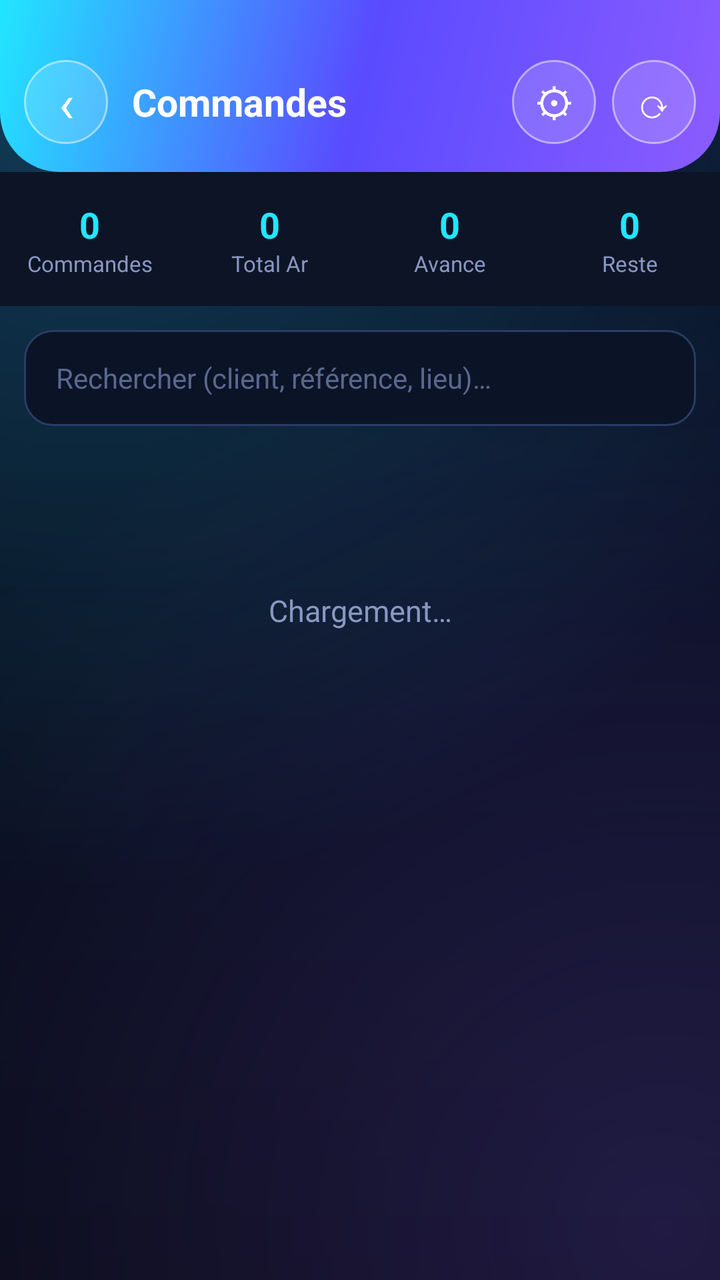
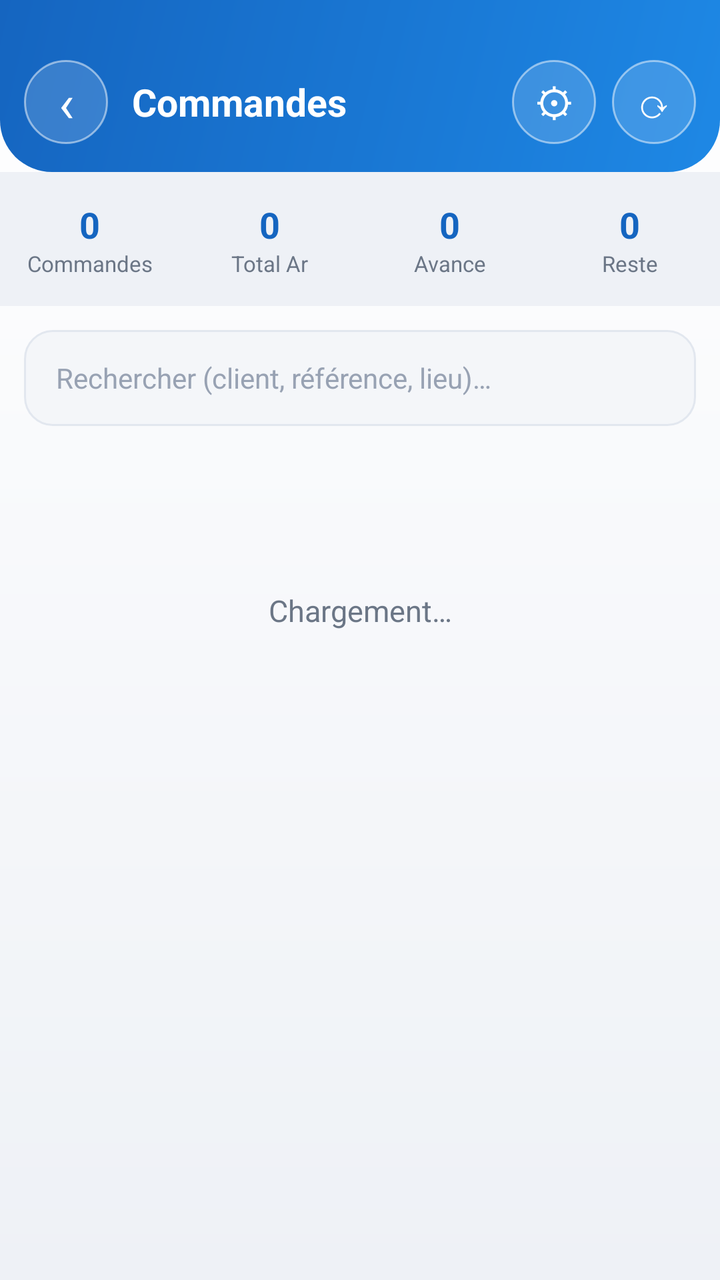

Screens rendered from an Android XML layout before and after an edit, with the pre-edit source and the edit as a unified diff.
<!-- AndroidManifest.xml: application theme Theme.AluManager -->
<!-- res/layout/activity_commande.xml -->
<?xml version="1.0" encoding="utf-8"?>
<LinearLayout xmlns:android="http://schemas.android.com/apk/res/android"
    android:layout_width="match_parent"
    android:layout_height="match_parent"
    android:background="@drawable/bg_space"
    android:orientation="vertical">

    
    <LinearLayout
        android:layout_width="match_parent"
        android:layout_height="wrap_content"
        android:background="@drawable/hero_bg"
        android:gravity="center_vertical"
        android:orientation="horizontal"
        android:paddingHorizontal="12dp"
        android:paddingTop="30dp"
        android:paddingBottom="14dp">

        <TextView
            android:id="@+id/btnBack"
            android:layout_width="42dp"
            android:layout_height="42dp"
            android:background="@drawable/avatar_circle"
            android:gravity="center"
            android:text="‹"
            android:textColor="#FFFFFF"
            android:textSize="26sp" />

        <TextView
            android:layout_width="0dp"
            android:layout_height="wrap_content"
            android:layout_marginStart="12dp"
            android:layout_weight="1"
            android:text="Commandes"
            android:textColor="#FFFFFF"
            android:textSize="19sp"
            android:textStyle="bold" />

        <TextView
            android:id="@+id/btnFormules"
            android:layout_width="42dp"
            android:layout_height="42dp"
            android:layout_marginEnd="8dp"
            android:background="@drawable/avatar_circle"
            android:gravity="center"
            android:text="⚙"
            android:textColor="#FFFFFF"
            android:textSize="20sp" />

        <TextView
            android:id="@+id/btnRefresh"
            android:layout_width="42dp"
            android:layout_height="42dp"
            android:background="@drawable/avatar_circle"
            android:gravity="center"
            android:text="⟳"
            android:textColor="#FFFFFF"
            android:textSize="20sp" />
    </LinearLayout>

    
    <LinearLayout
        android:layout_width="match_parent"
        android:layout_height="wrap_content"
        android:background="#0C1426"
        android:orientation="horizontal"
        android:paddingVertical="14dp">

        <LinearLayout style="@style/OStat">
            <TextView android:id="@+id/statNb" style="@style/OStatVal" android:text="0" />
            <TextView style="@style/OStatLbl" android:text="Commandes" />
        </LinearLayout>
        <LinearLayout style="@style/OStat">
            <TextView android:id="@+id/statCA" style="@style/OStatVal" android:text="0" />
            <TextView style="@style/OStatLbl" android:text="Total Ar" />
        </LinearLayout>
        <LinearLayout style="@style/OStat">
            <TextView android:id="@+id/statAv" style="@style/OStatVal" android:text="0" />
            <TextView style="@style/OStatLbl" android:text="Avance" />
        </LinearLayout>
        <LinearLayout style="@style/OStat">
            <TextView android:id="@+id/statRe" style="@style/OStatVal" android:text="0" />
            <TextView style="@style/OStatLbl" android:text="Reste" />
        </LinearLayout>
    </LinearLayout>

    
    <EditText
        android:id="@+id/searchInput"
        android:layout_width="match_parent"
        android:layout_height="48dp"
        android:layout_margin="12dp"
        android:background="@drawable/field_bg"
        android:hint="Rechercher (client, référence, lieu)…"
        android:inputType="text"
        android:paddingHorizontal="16dp"
        android:textColor="#EAF2FF"
        android:textColorHint="#5A688F"
        android:textSize="14sp" />

    
    <ScrollView
        android:layout_width="match_parent"
        android:layout_height="0dp"
        android:layout_weight="1"
        android:fillViewport="true"
        android:scrollbars="none">

        <LinearLayout
            android:id="@+id/listContainer"
            android:layout_width="match_parent"
            android:layout_height="wrap_content"
            android:orientation="vertical"
            android:paddingHorizontal="12dp"
            android:paddingBottom="20dp">

            <TextView
                android:id="@+id/emptyState"
                android:layout_width="match_parent"
                android:layout_height="wrap_content"
                android:layout_marginTop="70dp"
                android:gravity="center"
                android:text="Chargement…"
                android:textColor="#8A97C2"
                android:textSize="15sp" />
        </LinearLayout>
    </ScrollView>

</LinearLayout>
<!-- resources referenced by this layout -->
<resources>
  <!-- drawable avatar_circle (drawable) -->
  <?xml version="1.0" encoding="utf-8"?>
  <shape xmlns:android="http://schemas.android.com/apk/res/android" android:shape="oval">
      <solid android:color="#26FFFFFF" />
      <stroke android:width="1dp" android:color="#80FFFFFF" />
  </shape>
  <!-- drawable bg_space (drawable) -->
  <?xml version="1.0" encoding="utf-8"?>
  <layer-list xmlns:android="http://schemas.android.com/apk/res/android">
      <item>
          <shape android:shape="rectangle">
              <gradient
                  android:angle="270"
                  android:startColor="#0C1430"
                  android:centerColor="#080E1F"
                  android:endColor="#060912" />
          </shape>
      </item>
      
      <item>
          <shape android:shape="rectangle">
              <gradient
                  android:type="radial"
                  android:centerX="0.12"
                  android:centerY="0.04"
                  android:gradientRadius="420dp"
                  android:startColor="#3321E6FF"
                  android:endColor="#0021E6FF" />
          </shape>
      </item>
      
      <item>
          <shape android:shape="rectangle">
              <gradient
                  android:type="radial"
                  android:centerX="0.92"
                  android:centerY="0.96"
                  android:gradientRadius="460dp"
                  android:startColor="#338B5CFF"
                  android:endColor="#008B5CFF" />
          </shape>
      </item>
  </layer-list>
  <!-- drawable field_bg (drawable) -->
  <?xml version="1.0" encoding="utf-8"?>
  <shape xmlns:android="http://schemas.android.com/apk/res/android" android:shape="rectangle">
      <solid android:color="#0B1326" />
      <corners android:radius="14dp" />
      <stroke android:width="1dp" android:color="#2A3C66" />
  </shape>
  <!-- drawable hero_bg (drawable) -->
  <?xml version="1.0" encoding="utf-8"?>
  <shape xmlns:android="http://schemas.android.com/apk/res/android" android:shape="rectangle">
      <gradient
          android:angle="135"
          android:startColor="#8B5CFF"
          android:centerColor="#5A4BFF"
          android:endColor="#21E6FF" />
      <corners
          android:bottomLeftRadius="30dp"
          android:bottomRightRadius="30dp" />
  </shape>
  <style name="OStat">
          <item name="android:layout_width">0dp</item>
          <item name="android:layout_height">wrap_content</item>
          <item name="android:layout_weight">1</item>
          <item name="android:orientation">vertical</item>
          <item name="android:gravity">center</item>
      </style>
  <style name="OStatLbl">
          <item name="android:layout_width">wrap_content</item>
          <item name="android:layout_height">wrap_content</item>
          <item name="android:textColor">@color/text_mu</item>
          <item name="android:textSize">11sp</item>
      </style>
  <style name="OStatVal">
          <item name="android:layout_width">wrap_content</item>
          <item name="android:layout_height">wrap_content</item>
          <item name="android:textColor">@color/neon_cyan</item>
          <item name="android:textSize">18sp</item>
          <item name="android:textStyle">bold</item>
      </style>
  <style name="Theme.AluManager" parent="Theme.MaterialComponents.NoActionBar">
          <item name="colorPrimary">@color/neon_violet</item>
          <item name="colorPrimaryVariant">@color/neon_cyan</item>
          <item name="colorOnPrimary">#08101F</item>
          <item name="colorAccent">@color/neon_cyan</item>
          <item name="android:windowBackground">@color/bg_deep</item>
          <item name="android:statusBarColor">@android:color/transparent</item>
          <item name="android:navigationBarColor">@color/bg_deep</item>
          <item name="android:windowLightStatusBar">false</item>
          <item name="android:colorBackground">@color/bg_deep</item>
      </style>
  <color name="text_mu">#8A97C2</color>
  <color name="neon_cyan">#21E6FF</color>
  <color name="neon_violet">#8B5CFF</color>
  <color name="bg_deep">#060912</color>
</resources>

<!-- the commit's change to res/layout/activity_commande.xml (unified diff, before → after) -->
@@ -62,7 +62,7 @@
     <LinearLayout
         android:layout_width="match_parent"
         android:layout_height="wrap_content"
-        android:background="#0C1426"
+        android:background="#EEF1F6"
         android:orientation="horizontal"
         android:paddingVertical="14dp">
 
@@ -94,8 +94,8 @@
         android:hint="Rechercher (client, référence, lieu)…"
         android:inputType="text"
         android:paddingHorizontal="16dp"
-        android:textColor="#EAF2FF"
-        android:textColorHint="#5A688F"
+        android:textColor="#1F2733"
+        android:textColorHint="#98A2B3"
         android:textSize="14sp" />
 
     
@@ -121,7 +121,7 @@
                 android:layout_marginTop="70dp"
                 android:gravity="center"
                 android:text="Chargement…"
-                android:textColor="#8A97C2"
+                android:textColor="#6B7686"
                 android:textSize="15sp" />
         </LinearLayout>
     </ScrollView>
<!-- resource entries referenced after the edit -->
@@ -8,59 +8,30 @@
   </shape>
   <!-- drawable bg_space (drawable) -->
   <?xml version="1.0" encoding="utf-8"?>
-  <layer-list xmlns:android="http://schemas.android.com/apk/res/android">
-      <item>
-          <shape android:shape="rectangle">
-              <gradient
-                  android:angle="270"
-                  android:startColor="#0C1430"
-                  android:centerColor="#080E1F"
-                  android:endColor="#060912" />
-          </shape>
-      </item>
-      
-      <item>
-          <shape android:shape="rectangle">
-              <gradient
-                  android:type="radial"
-                  android:centerX="0.12"
-                  android:centerY="0.04"
-                  android:gradientRadius="420dp"
-                  android:startColor="#3321E6FF"
-                  android:endColor="#0021E6FF" />
-          </shape>
-      </item>
-      
-      <item>
-          <shape android:shape="rectangle">
-              <gradient
-                  android:type="radial"
-                  android:centerX="0.92"
-                  android:centerY="0.96"
-                  android:gradientRadius="460dp"
-                  android:startColor="#338B5CFF"
-                  android:endColor="#008B5CFF" />
-          </shape>
-      </item>
-  </layer-list>
+  <shape xmlns:android="http://schemas.android.com/apk/res/android" android:shape="rectangle">
+      <gradient
+          android:angle="270"
+          android:startColor="#FFFFFF"
+          android:endColor="#EEF1F6" />
+  </shape>
   <!-- drawable field_bg (drawable) -->
   <?xml version="1.0" encoding="utf-8"?>
   <shape xmlns:android="http://schemas.android.com/apk/res/android" android:shape="rectangle">
-      <solid android:color="#0B1326" />
+      <solid android:color="#F4F6F9" />
       <corners android:radius="14dp" />
-      <stroke android:width="1dp" android:color="#2A3C66" />
+      <stroke android:width="1dp" android:color="#E2E7EF" />
   </shape>
   <!-- drawable hero_bg (drawable) -->
   <?xml version="1.0" encoding="utf-8"?>
   <shape xmlns:android="http://schemas.android.com/apk/res/android" android:shape="rectangle">
       <gradient
           android:angle="135"
-          android:startColor="#8B5CFF"
-          android:centerColor="#5A4BFF"
-          android:endColor="#21E6FF" />
+          android:startColor="#1E88E5"
+          android:centerColor="#1976D2"
+          android:endColor="#1565C0" />
       <corners
-          android:bottomLeftRadius="30dp"
-          android:bottomRightRadius="30dp" />
+          android:bottomLeftRadius="26dp"
+          android:bottomRightRadius="26dp" />
   </shape>
   <style name="OStat">
           <item name="android:layout_width">0dp</item>
@@ -78,14 +49,14 @@
   <style name="OStatVal">
           <item name="android:layout_width">wrap_content</item>
           <item name="android:layout_height">wrap_content</item>
-          <item name="android:textColor">@color/neon_cyan</item>
+          <item name="android:textColor">#1565C0</item>
           <item name="android:textSize">18sp</item>
           <item name="android:textStyle">bold</item>
       </style>
-  <style name="Theme.AluManager" parent="Theme.MaterialComponents.NoActionBar">
+  <style name="Theme.AluManager" parent="Theme.MaterialComponents.Light.NoActionBar">
           <item name="colorPrimary">@color/neon_violet</item>
           <item name="colorPrimaryVariant">@color/neon_cyan</item>
-          <item name="colorOnPrimary">#08101F</item>
+          <item name="colorOnPrimary">#FFFFFF</item>
           <item name="colorAccent">@color/neon_cyan</item>
           <item name="android:windowBackground">@color/bg_deep</item>
           <item name="android:statusBarColor">@android:color/transparent</item>
@@ -93,9 +64,9 @@
           <item name="android:windowLightStatusBar">false</item>
           <item name="android:colorBackground">@color/bg_deep</item>
       </style>
-  <color name="text_mu">#8A97C2</color>
-  <color name="neon_cyan">#21E6FF</color>
-  <color name="neon_violet">#8B5CFF</color>
-  <color name="bg_deep">#060912</color>
+  <color name="text_mu">#6B7686</color>
+  <color name="neon_cyan">#1E88E5</color>
+  <color name="neon_violet">#1565C0</color>
+  <color name="bg_deep">#F4F6F9</color>
 </resources>
 
